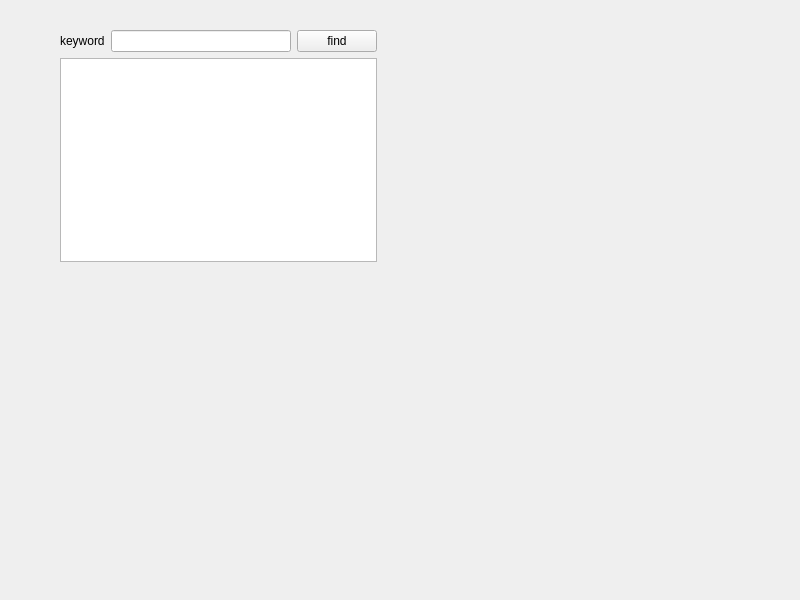
Qt form gui/gui.ui (bdunahu/RISC-V-ECTOR-) before a commit.
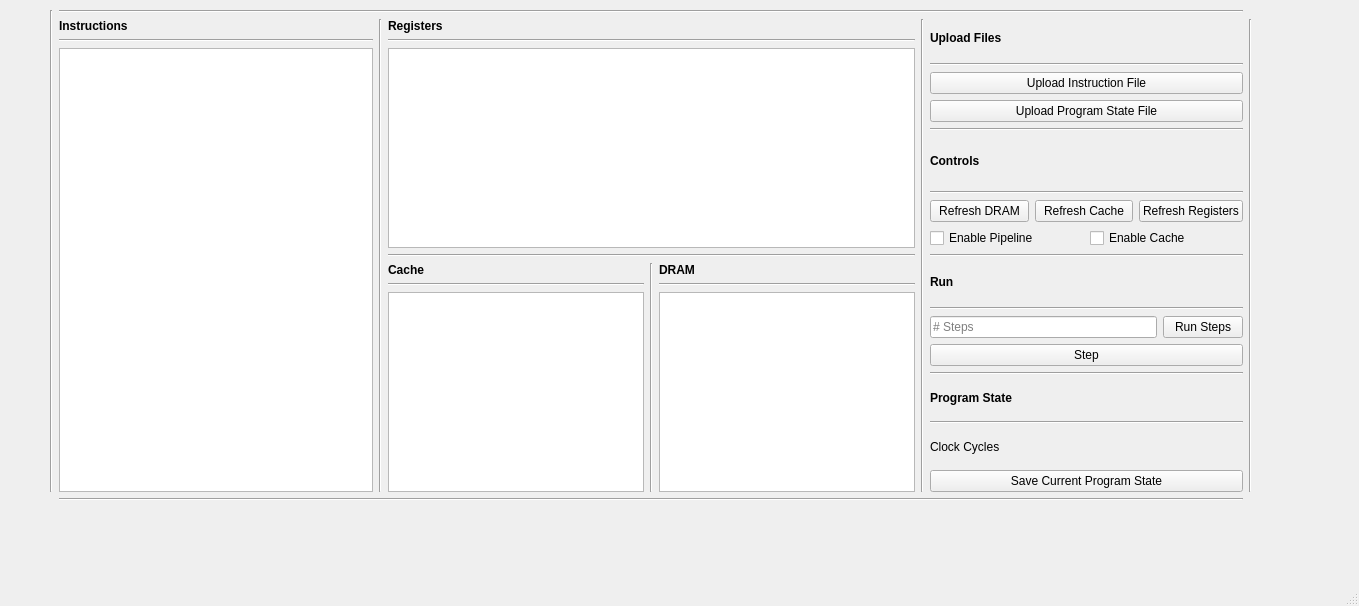
The same form after that commit.

The edit to the form file:
```diff
--- a/gui/gui.ui
+++ b/gui/gui.ui
@@ -1,54 +1,440 @@
 <?xml version="1.0" encoding="UTF-8"?>
 <ui version="4.0">
- <class>gui</class>
- <widget class="QWidget" name="gui">
+ <class>GUI</class>
+ <widget class="QMainWindow" name="GUI">
   <property name="geometry">
    <rect>
     <x>0</x>
     <y>0</y>
-    <width>800</width>
-    <height>600</height>
+    <width>1359</width>
+    <height>606</height>
    </rect>
   </property>
   <property name="windowTitle">
    <string>gui</string>
   </property>
-  <widget class="QWidget" name="">
+  <widget class="QWidget" name="centralwidget">
+   <widget class="QWidget" name="">
+    <property name="geometry">
+     <rect>
+      <x>50</x>
+      <y>10</y>
+      <width>1202</width>
+      <height>491</height>
+     </rect>
+    </property>
+    <layout class="QGridLayout" name="gridLayout">
+     <item row="1" column="6" rowspan="2">
+      <widget class="Line" name="line_14">
+       <property name="orientation">
+        <enum>Qt::Vertical</enum>
+       </property>
+      </widget>
+     </item>
+     <item row="1" column="1" rowspan="2">
+      <layout class="QVBoxLayout" name="verticalLayout">
+       <item>
+        <widget class="QLabel" name="label">
+         <property name="font">
+          <font>
+           <bold>true</bold>
+          </font>
+         </property>
+         <property name="text">
+          <string>Instructions</string>
+         </property>
+        </widget>
+       </item>
+       <item>
+        <widget class="Line" name="line">
+         <property name="orientation">
+          <enum>Qt::Horizontal</enum>
+         </property>
+        </widget>
+       </item>
+       <item>
+        <widget class="QTextEdit" name="textEdit"/>
+       </item>
+      </layout>
+     </item>
+     <item row="1" column="3" rowspan="2">
+      <layout class="QVBoxLayout" name="verticalLayout_13">
+       <item>
+        <layout class="QVBoxLayout" name="verticalLayout_3">
+         <item>
+          <widget class="QLabel" name="label_2">
+           <property name="font">
+            <font>
+             <bold>true</bold>
+            </font>
+           </property>
+           <property name="text">
+            <string>Registers</string>
+           </property>
+          </widget>
+         </item>
+         <item>
+          <widget class="Line" name="line_2">
+           <property name="orientation">
+            <enum>Qt::Horizontal</enum>
+           </property>
+          </widget>
+         </item>
+         <item>
+          <widget class="QTextEdit" name="textEdit_2"/>
+         </item>
+        </layout>
+       </item>
+       <item>
+        <widget class="Line" name="line_13">
+         <property name="orientation">
+          <enum>Qt::Horizontal</enum>
+         </property>
+        </widget>
+       </item>
+       <item>
+        <layout class="QHBoxLayout" name="horizontalLayout_5">
+         <item>
+          <layout class="QVBoxLayout" name="verticalLayout_2">
+           <item>
+            <widget class="QLabel" name="label_4">
+             <property name="font">
+              <font>
+               <bold>true</bold>
+              </font>
+             </property>
+             <property name="text">
+              <string>Cache</string>
+             </property>
+            </widget>
+           </item>
+           <item>
+            <widget class="Line" name="line_4">
+             <property name="orientation">
+              <enum>Qt::Horizontal</enum>
+             </property>
+            </widget>
+           </item>
+           <item>
+            <widget class="QTextEdit" name="textEdit_4"/>
+           </item>
+          </layout>
+         </item>
+         <item>
+          <widget class="Line" name="line_19">
+           <property name="orientation">
+            <enum>Qt::Vertical</enum>
+           </property>
+          </widget>
+         </item>
+         <item>
+          <layout class="QVBoxLayout" name="verticalLayout_4">
+           <item>
+            <widget class="QLabel" name="label_3">
+             <property name="font">
+              <font>
+               <bold>true</bold>
+              </font>
+             </property>
+             <property name="text">
+              <string>DRAM</string>
+             </property>
+            </widget>
+           </item>
+           <item>
+            <widget class="Line" name="line_3">
+             <property name="orientation">
+              <enum>Qt::Horizontal</enum>
+             </property>
+            </widget>
+           </item>
+           <item>
+            <widget class="QTextEdit" name="textEdit_3"/>
+           </item>
+          </layout>
+         </item>
+        </layout>
+       </item>
+      </layout>
+     </item>
+     <item row="1" column="2" rowspan="2">
+      <widget class="Line" name="line_17">
+       <property name="orientation">
+        <enum>Qt::Vertical</enum>
+       </property>
+      </widget>
+     </item>
+     <item row="0" column="1" colspan="5">
+      <widget class="Line" name="line_10">
+       <property name="orientation">
+        <enum>Qt::Horizontal</enum>
+       </property>
+      </widget>
+     </item>
+     <item row="3" column="1" colspan="5">
+      <widget class="Line" name="line_11">
+       <property name="orientation">
+        <enum>Qt::Horizontal</enum>
+       </property>
+      </widget>
+     </item>
+     <item row="1" column="5" rowspan="2">
+      <layout class="QVBoxLayout" name="verticalLayout_12">
+       <item>
+        <layout class="QVBoxLayout" name="verticalLayout_8">
+         <item>
+          <widget class="QLabel" name="label_7">
+           <property name="font">
+            <font>
+             <bold>true</bold>
+            </font>
+           </property>
+           <property name="text">
+            <string>Upload Files</string>
+           </property>
+          </widget>
+         </item>
+         <item>
+          <widget class="Line" name="line_5">
+           <property name="orientation">
+            <enum>Qt::Horizontal</enum>
+           </property>
+          </widget>
+         </item>
+         <item>
+          <layout class="QVBoxLayout" name="verticalLayout_6">
+           <item>
+            <widget class="QPushButton" name="pushButton_5">
+             <property name="text">
+              <string>Upload Instruction File</string>
+             </property>
+            </widget>
+           </item>
+           <item>
+            <layout class="QHBoxLayout" name="horizontalLayout_3">
+             <item>
+              <widget class="QPushButton" name="pushButton_6">
+               <property name="text">
+                <string>Upload Program State File</string>
+               </property>
+              </widget>
+             </item>
+            </layout>
+           </item>
+          </layout>
+         </item>
+         <item>
+          <widget class="Line" name="line_7">
+           <property name="orientation">
+            <enum>Qt::Horizontal</enum>
+           </property>
+          </widget>
+         </item>
+        </layout>
+       </item>
+       <item>
+        <layout class="QVBoxLayout" name="verticalLayout_9">
+         <item>
+          <widget class="QLabel" name="label_8">
+           <property name="font">
+            <font>
+             <bold>true</bold>
+            </font>
+           </property>
+           <property name="text">
+            <string>Controls</string>
+           </property>
+          </widget>
+         </item>
+         <item>
+          <widget class="Line" name="line_8">
+           <property name="orientation">
+            <enum>Qt::Horizontal</enum>
+           </property>
+          </widget>
+         </item>
+         <item>
+          <layout class="QVBoxLayout" name="verticalLayout_5">
+           <item>
+            <layout class="QHBoxLayout" name="horizontalLayout_2">
+             <item>
+              <widget class="QPushButton" name="pushButton_4">
+               <property name="text">
+                <string>Refresh DRAM</string>
+               </property>
+              </widget>
+             </item>
+             <item>
+              <widget class="QPushButton" name="pushButton_2">
+               <property name="text">
+                <string>Refresh Cache</string>
+               </property>
+              </widget>
+             </item>
+             <item>
+              <widget class="QPushButton" name="pushButton">
+               <property name="text">
+                <string>Refresh Registers</string>
+               </property>
+              </widget>
+             </item>
+            </layout>
+           </item>
+           <item>
+            <layout class="QHBoxLayout" name="horizontalLayout">
+             <item>
+              <widget class="QCheckBox" name="checkBox">
+               <property name="text">
+                <string>Enable Pipeline</string>
+               </property>
+              </widget>
+             </item>
+             <item>
+              <widget class="QCheckBox" name="checkBox_2">
+               <property name="text">
+                <string>Enable Cache</string>
+               </property>
+              </widget>
+             </item>
+            </layout>
+           </item>
+          </layout>
+         </item>
+        </layout>
+       </item>
+       <item>
+        <layout class="QVBoxLayout" name="verticalLayout_10">
+         <item>
+          <widget class="Line" name="line_15">
+           <property name="orientation">
+            <enum>Qt::Horizontal</enum>
+           </property>
+          </widget>
+         </item>
+         <item>
+          <widget class="QLabel" name="label_9">
+           <property name="font">
+            <font>
+             <bold>true</bold>
+            </font>
+           </property>
+           <property name="text">
+            <string>Run</string>
+           </property>
+          </widget>
+         </item>
+         <item>
+          <widget class="Line" name="line_9">
+           <property name="orientation">
+            <enum>Qt::Horizontal</enum>
+           </property>
+          </widget>
+         </item>
+         <item>
+          <layout class="QVBoxLayout" name="verticalLayout_7">
+           <item>
+            <layout class="QHBoxLayout" name="horizontalLayout_4">
+             <item>
+              <widget class="QLineEdit" name="lineEdit">
+               <property name="placeholderText">
+                <string># Steps</string>
+               </property>
+              </widget>
+             </item>
+             <item>
+              <widget class="QPushButton" name="pushButton_7">
+               <property name="text">
+                <string>Run Steps</string>
+               </property>
+              </widget>
+             </item>
+            </layout>
+           </item>
+           <item>
+            <widget class="QPushButton" name="pushButton_8">
+             <property name="text">
+              <string>Step</string>
+             </property>
+            </widget>
+           </item>
+          </layout>
+         </item>
+        </layout>
+       </item>
+       <item>
+        <widget class="Line" name="line_16">
+         <property name="orientation">
+          <enum>Qt::Horizontal</enum>
+         </property>
+        </widget>
+       </item>
+       <item>
+        <layout class="QVBoxLayout" name="verticalLayout_11">
+         <item>
+          <widget class="QLabel" name="label_11">
+           <property name="font">
+            <font>
+             <bold>true</bold>
+            </font>
+           </property>
+           <property name="text">
+            <string>Program State</string>
+           </property>
+          </widget>
+         </item>
+         <item>
+          <widget class="Line" name="line_6">
+           <property name="orientation">
+            <enum>Qt::Horizontal</enum>
+           </property>
+          </widget>
+         </item>
+         <item>
+          <widget class="QLabel" name="label_6">
+           <property name="text">
+            <string>Clock Cycles</string>
+           </property>
+          </widget>
+         </item>
+         <item>
+          <widget class="QPushButton" name="pushButton_3">
+           <property name="text">
+            <string>Save Current Program State</string>
+           </property>
+          </widget>
+         </item>
+        </layout>
+       </item>
+      </layout>
+     </item>
+     <item row="0" column="0" rowspan="3">
+      <widget class="Line" name="line_12">
+       <property name="orientation">
+        <enum>Qt::Vertical</enum>
+       </property>
+      </widget>
+     </item>
+     <item row="1" column="4" rowspan="2">
+      <widget class="Line" name="line_18">
+       <property name="orientation">
+        <enum>Qt::Vertical</enum>
+       </property>
+      </widget>
+     </item>
+    </layout>
+   </widget>
+  </widget>
+  <widget class="QMenuBar" name="menubar">
    <property name="geometry">
     <rect>
-     <x>60</x>
-     <y>30</y>
-     <width>317</width>
-     <height>232</height>
+     <x>0</x>
+     <y>0</y>
+     <width>1359</width>
+     <height>26</height>
     </rect>
    </property>
-   <layout class="QVBoxLayout" name="verticalLayout">
-    <item>
-     <layout class="QHBoxLayout" name="horizontalLayout">
-      <item>
-       <widget class="QLabel" name="label">
-        <property name="text">
-         <string>keyword</string>
-        </property>
-       </widget>
-      </item>
-      <item>
-       <widget class="QLineEdit" name="lineEdit"/>
-      </item>
-      <item>
-       <widget class="QPushButton" name="pushButton">
-        <property name="text">
-         <string>find</string>
-        </property>
-       </widget>
-      </item>
-     </layout>
-    </item>
-    <item>
-     <widget class="QTextEdit" name="textEdit"/>
-    </item>
-   </layout>
   </widget>
+  <widget class="QStatusBar" name="statusbar"/>
  </widget>
  <resources/>
  <connections/>
```
Left out of the diff: 2 changed lines with no effect on the pictures.
